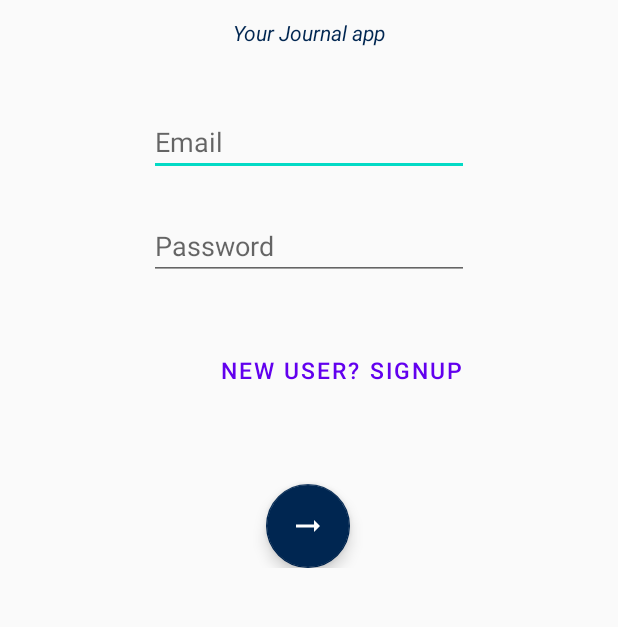
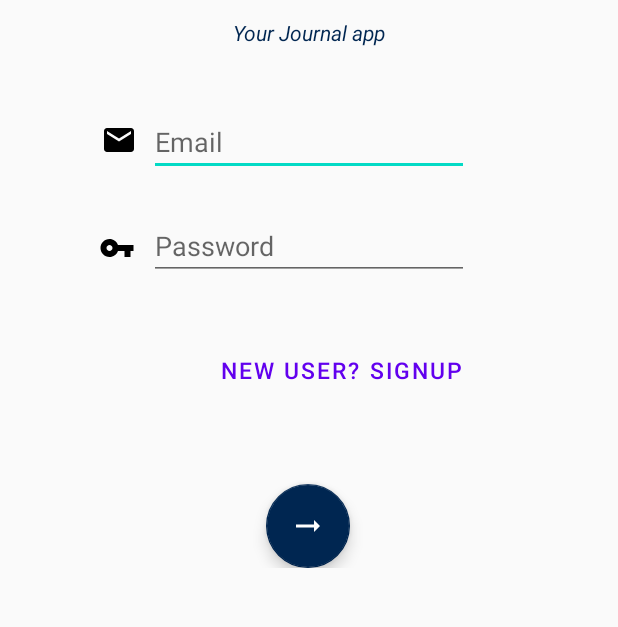
Before and after one commit to omarirfa/Senti_AI, an Android app: the screen it shows after launch (MainActivity), on a phone screen of 412 x 824 dp, the part 212-839 px from its top. Run offline under Robolectric (Android 15) with nearby library versions, the phone set to English and light mode, and no system bars; our stand-ins replace Room's generated code.

Commit message:
added icons for email and password

```diff
--- /dev/null
+++ b/app/src/main/res/drawable/ic_email_black_18dp.xml
@@ -0,0 +1,9 @@
+<vector xmlns:android="http://schemas.android.com/apk/res/android"
+    android:width="18dp"
+    android:height="18dp"
+    android:viewportWidth="24"
+    android:viewportHeight="24">
+  <path
+      android:pathData="M20,4L4,4c-1.1,0 -1.99,0.9 -1.99,2L2,18c0,1.1 0.9,2 2,2h16c1.1,0 2,-0.9 2,-2L22,6c0,-1.1 -0.9,-2 -2,-2zM20,8l-8,5 -8,-5L4,6l8,5 8,-5v2z"
+      android:fillColor="#000000"/>
+</vector>
--- /dev/null
+++ b/app/src/main/res/drawable/ic_vpn_key_black_18dp.xml
@@ -0,0 +1,9 @@
+<vector xmlns:android="http://schemas.android.com/apk/res/android"
+    android:width="18dp"
+    android:height="18dp"
+    android:viewportWidth="24"
+    android:viewportHeight="24">
+  <path
+      android:pathData="M12.65,10C11.83,7.67 9.61,6 7,6c-3.31,0 -6,2.69 -6,6s2.69,6 6,6c2.61,0 4.83,-1.67 5.65,-4H17v4h4v-4h2v-4H12.65zM7,14c-1.1,0 -2,-0.9 -2,-2s0.9,-2 2,-2 2,0.9 2,2 -0.9,2 -2,2z"
+      android:fillColor="#000000"/>
+</vector>
--- a/app/src/main/res/layout/activity_diary_entry.xml
+++ b/app/src/main/res/layout/activity_diary_entry.xml
@@ -20,7 +20,7 @@
         android:layout_height="wrap_content"
         android:layout_marginTop="60dp"
         android:ems="20"
-        android:hint="Title"
+        android:hint="Title(Max length: 20 characters)"
         android:maxLength="10"
         android:inputType="textPersonName"
         app:layout_constraintEnd_toEndOf="parent"
@@ -35,7 +35,7 @@
         android:layout_marginTop="16dp"
         android:ems="10"
         android:gravity="start|top"
-        android:hint="Journal content"
+        android:hint="Journal content(Max length: 100 characters"
         android:maxLength="100"
         android:inputType="textMultiLine"
         app:layout_constraintEnd_toEndOf="@+id/editText4"
--- a/app/src/main/res/layout/activity_main.xml
+++ b/app/src/main/res/layout/activity_main.xml
@@ -9,7 +9,7 @@
     >
 <androidx.constraintlayout.widget.ConstraintLayout
     android:layout_width="match_parent"
-    android:layout_height="match_parent"
+    android:layout_height="wrap_content"
     tools:context=".MainActivity">
 
     <TextView
@@ -44,6 +44,7 @@
         android:layout_marginTop="72dp"
         android:ems="10"
         android:hint="@string/HintEmail"
+        android:autofillHints="username"
         android:inputType="textEmailAddress"
         app:layout_constraintEnd_toEndOf="@+id/textView"
         app:layout_constraintHorizontal_bias="0.504"
@@ -90,6 +91,29 @@
         app:layout_constraintStart_toStartOf="@+id/editText3"
         app:layout_constraintTop_toBottomOf="@+id/editText3" />
 
+    <ImageView
+        android:id="@+id/imageView2"
+        android:layout_width="24dp"
+        android:layout_height="24dp"
+        android:layout_marginTop="50dp"
+        android:layout_marginEnd="8dp"
+        app:layout_constraintEnd_toStartOf="@+id/editText2"
+        app:layout_constraintHorizontal_bias="1.0"
+        app:layout_constraintStart_toStartOf="parent"
+        app:layout_constraintTop_toBottomOf="@+id/textView_quote"
+        app:srcCompat="@drawable/ic_email_black_18dp" />
+
+    <ImageView
+        android:id="@+id/imageView5"
+        android:layout_width="24dp"
+        android:layout_height="24dp"
+        android:layout_marginTop="36dp"
+        app:layout_constraintEnd_toStartOf="@+id/editText3"
+        app:layout_constraintHorizontal_bias="0.873"
+        app:layout_constraintStart_toStartOf="parent"
+        app:layout_constraintTop_toBottomOf="@+id/editText2"
+        app:srcCompat="@drawable/ic_vpn_key_black_18dp" />
+
 
 </androidx.constraintlayout.widget.ConstraintLayout>
 
```
Also changed, not shown: app/src/main/res/layout/activity_signup_page.xml (+24 -1 lines), 1 other file.
